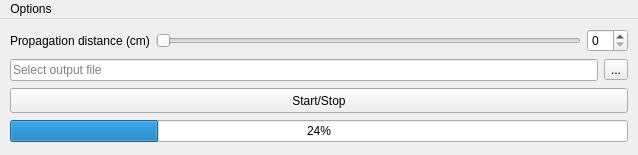
Above: Holovibes/lightui.ui from DigitalHolography/Holovibes before the change. Below: the same form after it.
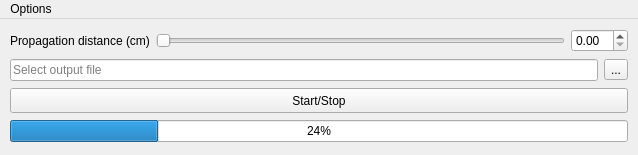
That is the form after the change. Custom widgets are drawn as their Qt base class.

Commit message: ZDoubleSpinBox of both UI are correctly linked

```diff
--- a/Holovibes/lightui.ui
+++ b/Holovibes/lightui.ui
@@ -50,7 +50,7 @@
        </widget>
       </item>
       <item>
-       <widget class="QSpinBox" name="spinBox"/>
+       <widget class="QDoubleSpinBox" name="ZDoubleSpinBox"/>
       </item>
      </layout>
     </item>
```
Left out of the diff: 1 changed line with no effect on the pictures. The commit also changes 6 other files.
